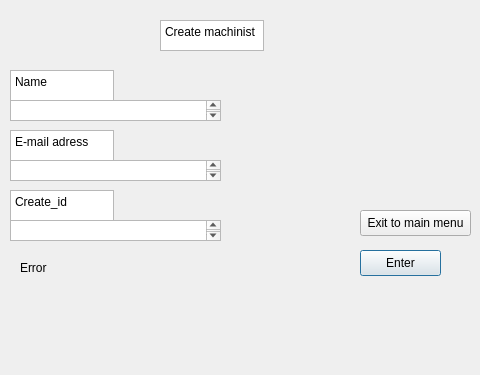
This is Machinist_creator.ui in Simlebo/Project_3BM as Qt 5 draws it before an edit; both pictures show x 0 to 480 and y 0 to 375 of the 480 by 640 pixel window. The edited form follows.
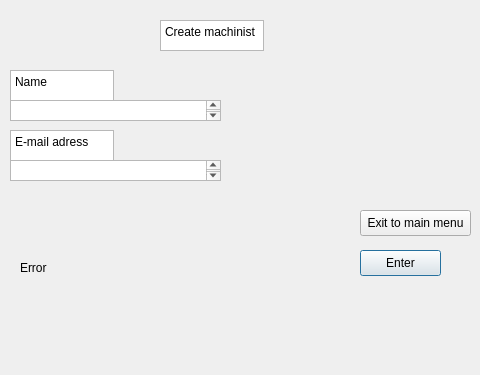
This is the edited form.

Commit message: machinist fini

```diff
--- a/Machinist_creator.ui
+++ b/Machinist_creator.ui
@@ -78,32 +78,6 @@
     </rect>
    </property>
   </widget>
-  <widget class="QPlainTextEdit" name="plainTextEdit_4">
-   <property name="geometry">
-    <rect>
-     <x>10</x>
-     <y>190</y>
-     <width>104</width>
-     <height>31</height>
-    </rect>
-   </property>
-   <property name="readOnly">
-    <bool>true</bool>
-   </property>
-   <property name="plainText">
-    <string>Create_id</string>
-   </property>
-  </widget>
-  <widget class="QTextEdit" name="Machinist_id">
-   <property name="geometry">
-    <rect>
-     <x>10</x>
-     <y>220</y>
-     <width>211</width>
-     <height>21</height>
-    </rect>
-   </property>
-  </widget>
   <widget class="QLabel" name="label">
    <property name="geometry">
     <rect>
```
The commit also changes 3 other files.
